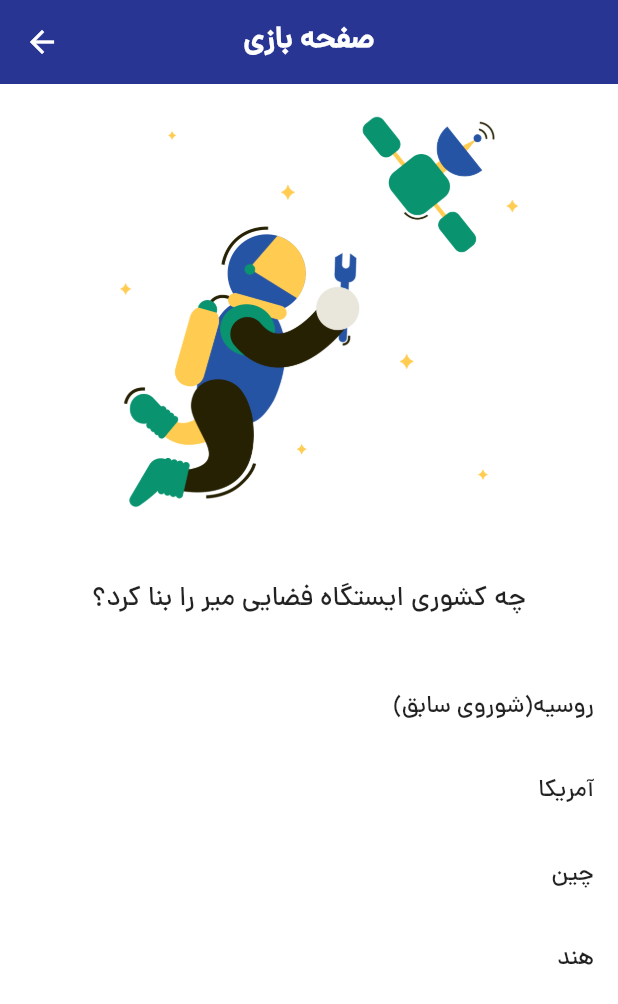
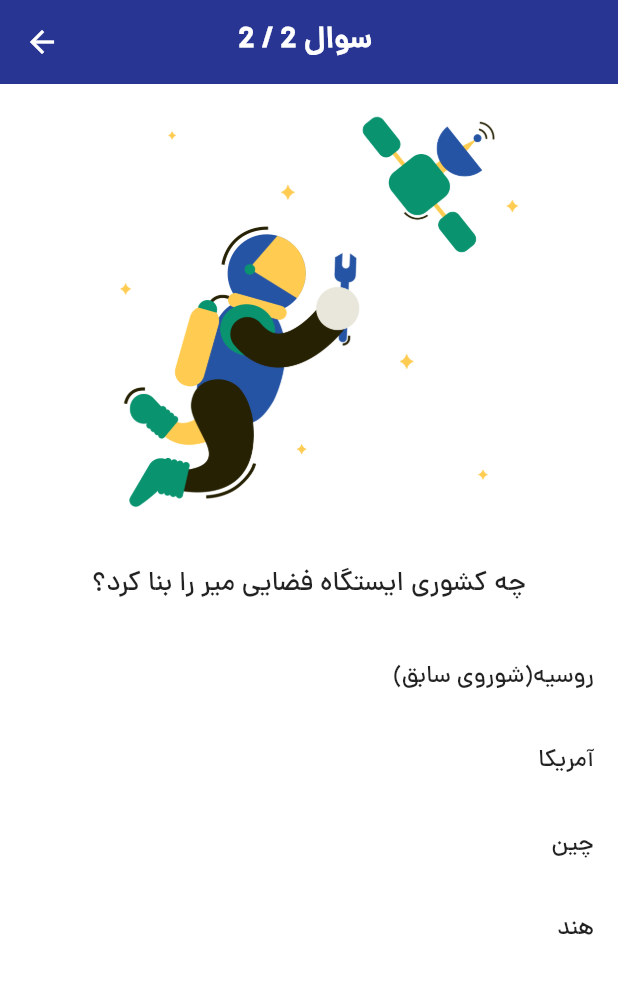
Before and after one commit to alikazemidev/quiz_app_vip, a Flutter app: the QuizPage screen opened by its route, after a tap on "امیراحمدادیبی", on a phone screen of 412 x 824 dp. Shown: the top 1004 px of the screen. Run offline on Flutter 3.47's test engine with Material 2 defaults, Android fonts, the phone set to English and light mode, and no system bars.

Commit message:
complete app later add more question

```diff
--- a/lib/screens/quiz_page.dart
+++ b/lib/screens/quiz_page.dart
@@ -1,5 +1,6 @@
 import 'package:flutter/material.dart';
 import 'package:quiz_vip_flutter/models/question.dart';
+import 'package:quiz_vip_flutter/screens/result_screen.dart';
 
 class QuizPage extends StatefulWidget {
   static const routeName = '/quiz_page';
@@ -11,6 +12,8 @@ class QuizPage extends StatefulWidget {
 
 class _QuizPageState extends State<QuizPage> {
   int shownQuestionIndex = 0;
+  bool isFinalAnswerSubmited = false;
+  int correctAnswer = 0;
   @override
   Widget build(BuildContext context) {
     return Scaffold(
@@ -20,7 +23,7 @@ class _QuizPageState extends State<QuizPage> {
         elevation: 0,
         backgroundColor: Colors.indigo[800],
         title: Text(
-          'صفحه بازی',
+          'سوال ${shownQuestionIndex + 1} / ${questionList.length} ',
           style: TextStyle(
             fontWeight: FontWeight.bold,
           ),
@@ -35,23 +38,32 @@ class _QuizPageState extends State<QuizPage> {
               'images/${questionList[shownQuestionIndex].imageUrl}.png',
               height: 300,
             ),
-            SizedBox(height: 30),
+            SizedBox(height: 20),
             Text(
               questionList[shownQuestionIndex].questionTitle.toString(),
               textAlign: TextAlign.center,
               style: TextStyle(fontSize: 18),
             ),
-            SizedBox(height: 30),
+            SizedBox(height: 20),
             ...List.generate(
               4,
               (index) => ListTile(
                 onTap: (() {
-                  setState(() {
-                    shownQuestionIndex += 1;
-                    if (shownQuestionIndex > 1) {
-                      shownQuestionIndex = 0;
-                    }
-                  });
+                  setState(
+                    () {
+                      if (index ==
+                          questionList[shownQuestionIndex].correctAnswer) {
+                        correctAnswer += 1;
+                      }
+                      if (shownQuestionIndex == questionList.length - 1) {
+                        isFinalAnswerSubmited = true;
+                      }
+
+                      if (shownQuestionIndex < questionList.length - 1) {
+                        shownQuestionIndex += 1;
+                      }
+                    },
+                  );
                 }),
                 title: Text(
                   questionList[shownQuestionIndex].answerList![index],
@@ -59,35 +71,31 @@ class _QuizPageState extends State<QuizPage> {
                 ),
               ),
             ),
-            // ListTile(
-            //   onTap: () {
-            //     setState(() {
-            //       shownQuestionIndex += 1;
-            //     });
-            //   },
-            //   title: Text(
-            //     questionList[shownQuestionIndex].answerList![0],
-            //     textAlign: TextAlign.end,
-            //   ),
-            // ),
-            // ListTile(
-            //   title: Text(
-            //     questionList[shownQuestionIndex].answerList![1],
-            //     textAlign: TextAlign.end,
-            //   ),
-            // ),
-            // ListTile(
-            //   title: Text(
-            //     questionList[shownQuestionIndex].answerList![2],
-            //     textAlign: TextAlign.end,
-            //   ),
-            // ),
-            // ListTile(
-            //   title: Text(
-            //     questionList[shownQuestionIndex].answerList![3],
-            //     textAlign: TextAlign.end,
-            //   ),
-            // ),
+            isFinalAnswerSubmited
+                ? ElevatedButton(
+                    style: ElevatedButton.styleFrom(
+                      primary: Colors.red[700],
+                      minimumSize: Size(200, 50),
+                    ),
+                    onPressed: () {
+                      Navigator.push(
+                        context,
+                        MaterialPageRoute(
+                          builder: (context) =>
+                              ResultScreen(res: correctAnswer),
+                        ),
+                      );
+                    },
+                    child: Text(
+                      'مشاهده نتیجه',
+                      textAlign: TextAlign.center,
+                      style: TextStyle(
+                        fontWeight: FontWeight.bold,
+                        fontSize: 18,
+                      ),
+                    ),
+                  )
+                : SizedBox(),
           ],
         ),
       ),
```
Also changed, not shown: lib/screens/result_screen.dart (added, +60 -0 lines).
